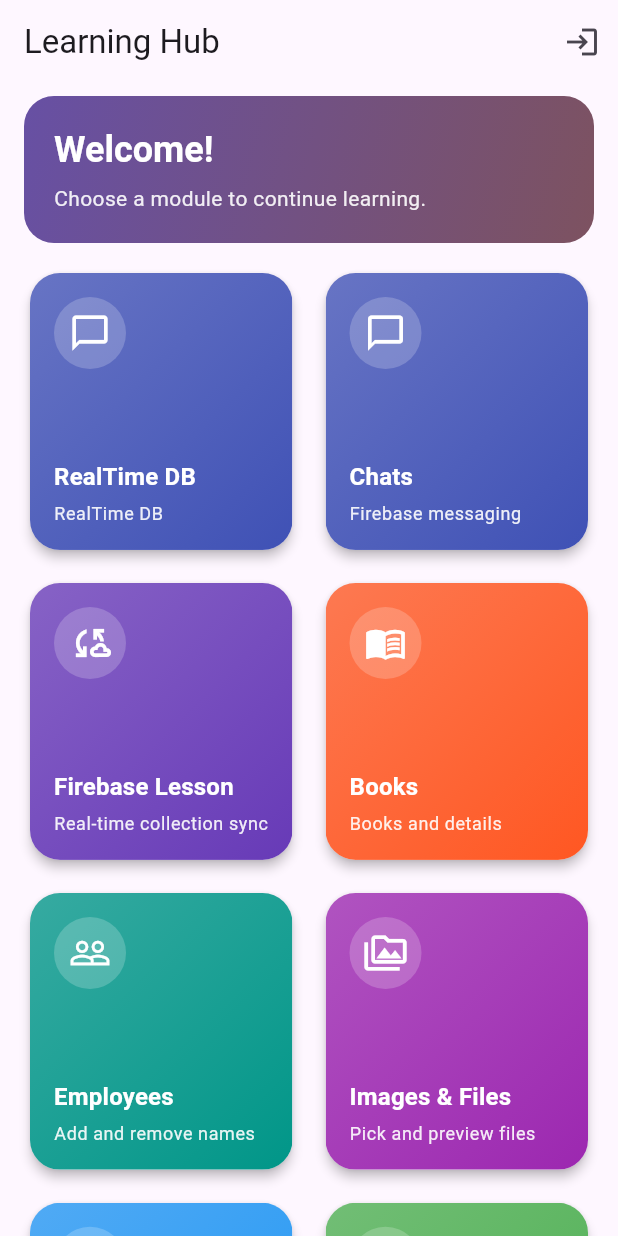
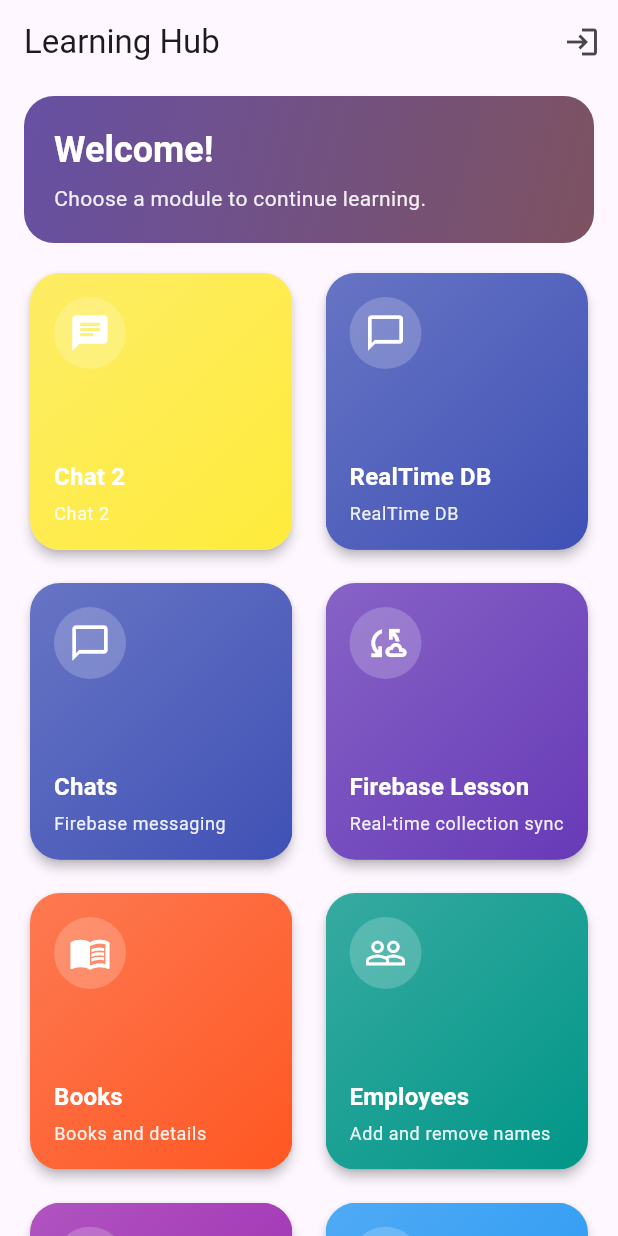
Before and after one commit to indrakumar2287/ashraff-project, a Flutter app: the screen it shows after launch, on a phone screen of 412 x 824 dp. Run offline on Flutter 3.47's test engine with Material 3 defaults, Android fonts, the phone set to English and light mode, and no system bars; our stand-ins replace animated_custom_dropdown, cloud_firestore, file_picker, firebase_auth, firebase_core, fluttertoast and 5 more; missing offline and left inert: multiselect_dropdown_flutter; accounts and stored records are empty.

Commit message:
feat: chat module

```diff
--- a/lib/main.dart
+++ b/lib/main.dart
@@ -12,6 +12,9 @@ import 'package:shopping_app/screens/chat/view/chat_list_screen.dart';
 import 'package:shopping_app/screens/chat/view/chat_room_screen.dart';
 import 'package:shopping_app/screens/chat/view/new_chat_screen.dart';
 import 'package:shopping_app/screens/builders_widget.dart';
+import 'package:shopping_app/screens/chat_module/view/chat_module_screen.dart';
+import 'package:shopping_app/screens/chat_module/view/chat_user_list_screen.dart';
+import 'package:shopping_app/screens/chat_module/view/new_chat_module_screen.dart';
 import 'package:shopping_app/screens/getx_widgets.dart';
 import 'package:shopping_app/screens/home_screen.dart';
 import 'package:shopping_app/screens/auth/view/login_screen.dart';
@@ -33,6 +36,9 @@ Future<void> main() async {
   // await DatabaseHelper().getDataBase() ;
 
   await Firebase.initializeApp(options: DefaultFirebaseOptions.currentPlatform);
+
+
+
 
   runApp(const MyApp());
 }
@@ -85,9 +91,19 @@ class MyApp extends StatelessWidget {
           page: () => const FirebaseRealtimeLessonScreen(),
         ),
 
+        GetPage(name: RouteNames.realtimeDb, page: () => const RealtimeDb()),
+        // New Chat Module
         GetPage(
-          name: RouteNames.realtimeDb,
-          page: () => const RealtimeDb(),
+          name: RouteNames.newChatModule,
+          page: () => const NewChatModuleScreen(),
+        ),
+        GetPage(
+          name: RouteNames.userListChat,
+          page: () => const ChatUsersListScreenState(),
+        ),
+        GetPage(
+          name: RouteNames.chatModuleScreen,
+          page: () => const ChatModuleScreen(),
         ),
       ],
       theme: ThemeData(
--- a/lib/route_names.dart
+++ b/lib/route_names.dart
@@ -20,6 +20,9 @@ class RouteNames {
   static String chatRoom = '/chat-room';
   static String firebaseLesson = '/firebase-lesson';
   static String realtimeDb = '/realtime-db';
+  static String userListChat = '/user-list-chat';
+  static String newChatModule = '/new-chat-module';
+  static String chatModuleScreen = '/chat-module-screen';
 }
 
 class AppStrings {
--- a/lib/screens/home_screen.dart
+++ b/lib/screens/home_screen.dart
@@ -2,11 +2,21 @@ import 'package:firebase_auth/firebase_auth.dart';
 import 'package:flutter/material.dart';
 import 'package:get/get.dart';
 import 'package:shopping_app/route_names.dart';
+import 'package:shopping_app/screens/auth/controller/auth_controller.dart';
 
-class HomeScreen extends StatelessWidget {
+class HomeScreen extends StatefulWidget {
   const HomeScreen({super.key});
 
   static final List<_HomeModule> _modules = [
+    _HomeModule(
+      title: 'Chat 2',
+      description: 'Chat 2 ',
+      icon: Icons.chat_rounded,
+      color: Colors.yellow,
+      route: RouteNames.userListChat,
+    ),
+
+
     _HomeModule(
       title: 'RealTime DB',
       description: 'RealTime DB ',
@@ -100,6 +110,22 @@ class HomeScreen extends StatelessWidget {
     ),
   ];
 
+  @override
+  State<HomeScreen> createState() => _HomeScreenState();
+}
+
+class _HomeScreenState extends State<HomeScreen> {
+  @override
+  void initState() {
+    super.initState();
+    getuserNamefromLocal();
+  }
+
+  Future<void> getuserNamefromLocal() async {
+    userName = await getUserName();
+    setState(() {});
+  }
+
   Future<void> _confirmLogout(BuildContext context) async {
     final shouldLogout = await showDialog<bool>(
       context: context,
@@ -139,6 +165,9 @@ class HomeScreen extends StatelessWidget {
       appBar: AppBar(
         title: const Text('Learning Hub'),
         actions: [
+
+          Text(userName),
+
           if (user == null)
             IconButton(
               onPressed: () => Get.toNamed(RouteNames.loginScreen),
@@ -203,7 +232,7 @@ class HomeScreen extends StatelessWidget {
                   final columns = constraints.maxWidth >= 700 ? 3 : 2;
                   return GridView.builder(
                     padding: const EdgeInsets.fromLTRB(16, 0, 16, 20),
-                    itemCount: _modules.length,
+                    itemCount: HomeScreen._modules.length,
                     gridDelegate: SliverGridDelegateWithFixedCrossAxisCount(
                       crossAxisCount: columns,
                       crossAxisSpacing: 14,
@@ -211,7 +240,7 @@ class HomeScreen extends StatelessWidget {
                       childAspectRatio: 0.95,
                     ),
                     itemBuilder: (context, index) {
-                      final module = _modules[index];
+                      final module = HomeScreen._modules[index];
                       return _ModuleCard(
                         module: module,
                         onTap: () => Get.toNamed(module.route),
--- /dev/null
+++ b/lib/utils/local_db_strings.dart
@@ -0,0 +1,3 @@
+class LocalDbStrings {
+  static String USERNAME = "USERNAME" ;
+}
--- a/pubspec.yaml
+++ b/pubspec.yaml
@@ -51,6 +51,7 @@ dependencies:
   cached_network_image: ^3.4.1
   open_filex: ^5.0.0
   url_launcher: ^6.3.3
+  shared_preferences_android: ^2.4.23
 
 
 
```
Also changed, not shown: lib/screens/auth/controller/auth_controller.dart (+22 -0 lines), lib/screens/chat_module/controller/chat_module_controller.dart (added, +105 -0 lines), lib/screens/chat_module/view/chat_module_screen.dart (added, +85 -0 lines), lib/screens/chat_module/view/chat_user_list_screen.dart (added, +95 -0 lines), lib/screens/chat_module/view/new_chat_module_screen.dart (added, +57 -0 lines), lib/services/firebase_service.dart (+14 -0 lines), pubspec.lock.
